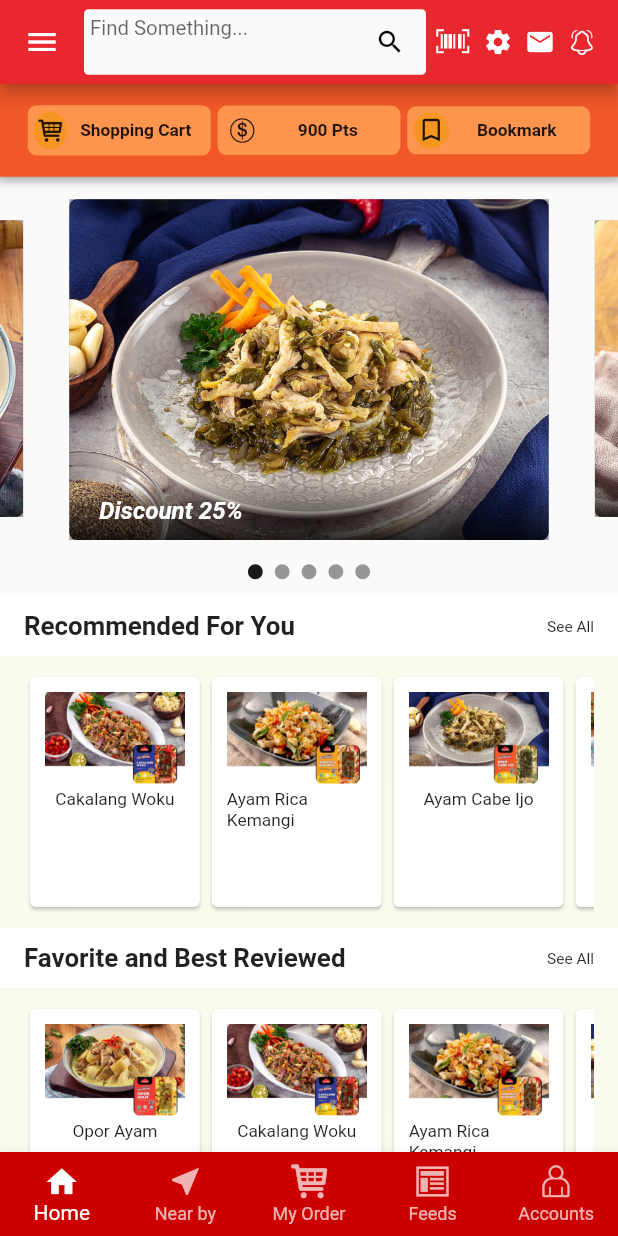
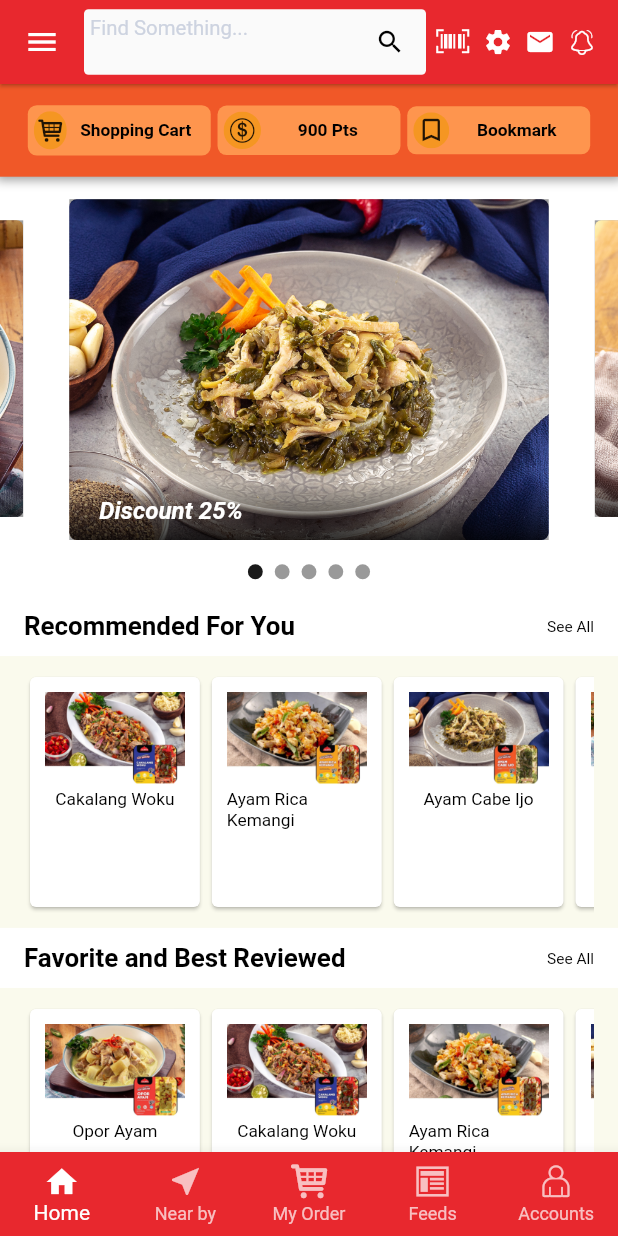
Before and after one commit to blackthinker12/laukita-mobile, a Flutter app: the screen it shows after launch, on a phone screen of 412 x 824 dp. Run offline on Flutter 3.47's test engine with Material 2 defaults, Android fonts, the phone set to English and light mode, and no system bars; drawn by our look-alikes of carousel_slider; our stand-ins replace cached_network_image, expandable, flutter_map, flutter_rating_bar, flutter_spinkit, latlong and 2 more; missing offline and left inert: flutter_barcode_scanner, flutter_cupertino_date_picker, searchable_dropdown.

Commit message:
clean up the code

```diff
--- a/lib/main.dart
+++ b/lib/main.dart
@@ -1,3 +1,4 @@
+import 'package:Laukita/shared/shared.dart';
 import 'package:flutter/material.dart';
 import 'package:flutter/services.dart';
 
@@ -16,12 +17,7 @@ class MyApp extends StatelessWidget {
 
     return MaterialApp(
       title: 'Laukita',
-      theme: ThemeData(
-        //primaryColor: Theme.of(context).primaryColor,
-        primaryColor: Color(0xFFe8282e),
-        primaryColorLight: Color(0xFFF05828),
-        accentColor: Color(0xFFFE954E)
-      ),
+      theme: appTheme(),
       debugShowCheckedModeBanner: false,
       home: MainPage(),
       routes: {
--- a/lib/shared/shared.dart
+++ b/lib/shared/shared.dart
@@ -1,4 +1,5 @@
-import 'package:flutter/widgets.dart';
+
+import 'package:flutter/material.dart';
 import 'package:intl/intl.dart';
 
 part 'theme.dart';
--- a/lib/shared/theme.dart
+++ b/lib/shared/theme.dart
@@ -1,7 +1,83 @@
 part of 'shared.dart';
 
-const Color greenColor = Color(0xFF1EA64C);
-const Color redColor = Color(0xFF9E0505);
+const Color greenButtonColor = Color(0xFF1EA64C);
+const Color redButtonColor = Color(0xFF9E0505);
+const Color orangeButtonColor = Color(0xFFF59622);
+const Color redMenuContainerColor = Color(0xFFD13536);
+const Color redMenuTextColor = Color(0xFF9E0505);
+const Color yellowContainer = Color(0xffFBFBEF);
+const Color blueButtonColor = Color(0xFF13A7DB);
+const Color containerTitleProductDetail = Color(0xFF900A09);
+const Color whiteContainer = Color(0xFFFAFAFA);
+const Color purpleButtonColor = Color(0xFFCC1A7A);
+
+const int cardColorInt = 0xFFfafaed;
+const int containerRedColorInt = 0xFFcc0001;
+
+const Color primaryColor = Color(0xFFe8282e);
+const Color primaryColorLight = Color(0xFFF05828);
+const Color accentColor = Color(0xFFFE954E);
+
+ThemeData textBoxTheme() {
+  return ThemeData(
+    primaryColor: Color(0xFFff973f),
+    primaryColorDark: Color(0xFFF05828),
+  );
+}
+
+ThemeData appTheme() {
+  return ThemeData(
+    appBarTheme: AppBarTheme(
+      color: primaryColor,
+      elevation: 1,
+    ),
+    primaryColor: primaryColor,
+    primaryColorLight: primaryColorLight,
+    accentColor: accentColor,
+    hintColor: Color(0xffcdd3e0),
+    dividerColor: Colors.grey[100],
+    buttonColor: primaryColor,
+    scaffoldBackgroundColor: Colors.white,
+    textTheme: TextTheme(
+      bodyText2: TextStyle(
+        fontSize: 14,
+        color: Colors.black,
+      ),
+      subtitle2: TextStyle(
+        fontSize: 10,
+        fontWeight: FontWeight.w700,
+        color: Colors.grey[600],
+      ),
+      caption: TextStyle(
+        fontSize: 12,
+      ),
+      headline1: TextStyle(
+        fontSize: 20,
+        fontWeight: FontWeight.w800,
+        color: Colors.black,
+      ),
+      headline2: TextStyle(
+        fontSize: 20,
+        fontWeight: FontWeight.w700,
+        color: Colors.black,
+      ),
+      headline3: TextStyle(
+        fontSize: 16,
+        fontWeight: FontWeight.w500,
+        color: Colors.black,
+      ),
+      button: TextStyle(
+        fontSize: 14,
+        color: Colors.white,
+        fontWeight: FontWeight.w700,
+      ),
+    ),
+    dividerTheme: DividerThemeData(
+      color: Colors.grey[100],
+      thickness: 1,
+    ),
+  );
+}
 
 class SizeConfig {
   // set width, height & fontSize of all elements in the application, size icon
--- a/lib/ui/pages/email_verification_page.dart
+++ b/lib/ui/pages/email_verification_page.dart
@@ -108,7 +108,7 @@ class _EmailVerificationPageState extends State<EmailVerificationPage> {
                       alignment: Alignment.centerRight,
                       child: rPreferredSizeButton(
                         BoxDecoration(
-                          color: redColor,
+                          color: redButtonColor,
                           borderRadius: BorderRadius.circular(6.0),
                         ),
                         SizeConfig.safeBlockHorizontal * 1.21,
@@ -160,7 +160,7 @@ class _EmailVerificationPageState extends State<EmailVerificationPage> {
                       children: [
                         rPreferredSizeButton(
                           BoxDecoration(
-                            color: greenColor,
+                            color: greenButtonColor,
                             borderRadius: BorderRadius.circular(6.0),
                           ),
                           SizeConfig.safeBlockHorizontal * 1.21,
@@ -176,7 +176,7 @@ class _EmailVerificationPageState extends State<EmailVerificationPage> {
                         ),
                         rPreferredSizeButton(
                           BoxDecoration(
-                            color: greenColor,
+                            color: greenButtonColor,
                             borderRadius: BorderRadius.circular(6.0),
                           ),
                           SizeConfig.safeBlockHorizontal * 1.21,
--- a/lib/ui/pages/home_page.dart
+++ b/lib/ui/pages/home_page.dart
@@ -40,7 +40,7 @@ class _HomePageState extends State<HomePage> {
                   <Widget>[
                     rButtonWithCircleIcon(
                       Material(
-                        color: Color(0xFFF59622),
+                        color: orangeButtonColor,
                         child: Container(
                           margin: EdgeInsets.symmetric(vertical: 1.8),
                           child: Padding(
@@ -67,7 +67,7 @@ class _HomePageState extends State<HomePage> {
                     ),
                     rButtonWithCircleIcon(
                       Material(
-                        color: Color(0xFFFE954E),
+                        color: orangeButtonColor,
                         child: Padding(
                           padding: const EdgeInsets.all(1.5),
                           child: Icon(
@@ -91,7 +91,7 @@ class _HomePageState extends State<HomePage> {
                     ),
                     rButtonWithCircleIcon(
                       Material(
-                        color: Color(0xFFF59622),
+                        color: orangeButtonColor,
                         child: Padding(
                           padding: EdgeInsets.all(2.0),
                           child: Icon(
@@ -164,7 +164,7 @@ class _HomePageState extends State<HomePage> {
                 containerList(
                   cardList(
                     SizeConfig.safeBlockVertical * 22,
-                    0xFFfafaed,
+                    cardColorInt,
                     <Widget> [
                       productCard(
                         () => Navigator.pushNamed(context, '/product_detail'),
@@ -211,7 +211,7 @@ class _HomePageState extends State<HomePage> {
                 containerList(
                   cardList(
                     SizeConfig.safeBlockVertical * 22,
-                    0xFFfafaed,
+                    cardColorInt,
                     <Widget> [
                       productCard(
                         () => Navigator.pushNamed(context, '/product_detail'),
--- a/lib/ui/pages/main_page.dart
+++ b/lib/ui/pages/main_page.dart
@@ -104,7 +104,7 @@ class _MainPageState extends State<MainPage> {
         child: Container(
           width: double.infinity,
           decoration: BoxDecoration(
-            color: Color(0xFFD13536),
+            color: redMenuContainerColor,
           ),
           child: SafeArea(
             child: Column(
@@ -247,14 +247,14 @@ class _MainPageState extends State<MainPage> {
                         TextStyle(
                           fontSize: SizeConfig.safeBlockHorizontal * 2.8,
                           fontWeight: FontWeight.bold,
-                          color: Color(0xFF9E0505)
+                          color: redMenuTextColor
                         ),
                         SizeConfig.safeBlockHorizontal * 2.2,
                         null,
                         iconButton: Icon(
                           Icons.exit_to_app,
                           size: 15,
-                          color: Color(0xFF9E0505),
+                          color: redMenuTextColor
                         ),
                         widthButton: SizeConfig.safeBlockHorizontal * 29.197,
                       )
@@ -268,7 +268,7 @@ class _MainPageState extends State<MainPage> {
       ),
       bottomNavigationBar: Theme(
         data: Theme.of(context).copyWith(
-          canvasColor: Color(0xFFcc0001),
+          canvasColor: primaryColor,
         ),
         child: BottomNavigationBar(
           selectedItemColor: Colors.white,
--- a/lib/ui/pages/order_payment_page.dart
+++ b/lib/ui/pages/order_payment_page.dart
@@ -52,7 +52,7 @@ class _OrderPaymentPageState extends State<OrderPaymentPage> {
                 Container(
                   decoration: BoxDecoration(
                     borderRadius: BorderRadius.circular(6.0),
-                    color: Color(0xffFBFBEF),
+                    color: yellowContainer
                   ),
                   height: 170,
                   child: Column(
@@ -222,7 +222,7 @@ class _OrderPaymentPageState extends State<OrderPaymentPage> {
                 ),
                 rButton(
                   BoxDecoration(
-                    color: Color(0xFF9E0505),
+                    color: redButtonColor,
                     borderRadius: BorderRadius.circular(6.0),
                   ),
                   SizeConfig.safeBlockHorizontal * 1.21,
--- a/lib/ui/pages/product_detail_page.dart
+++ b/lib/ui/pages/product_detail_page.dart
@@ -235,7 +235,7 @@ class _ProductDetailPageState extends State<ProductDetailPage> {
                                 height: SizeConfig.safeBlockVertical * 6.46,
                                 padding: EdgeInsets.only(left: 15.0),
                                 decoration: BoxDecoration(
-                                  color: Color(0xFF900A09)
+                                  color: containerTitleProductDetail
                                 ),
                                 child: Row(
                                   mainAxisAlignment: MainAxisAlignment.spaceBetween,
@@ -689,7 +689,7 @@ class _ProductDetailPageState extends State<ProductDetailPage> {
               ),
               rButton(
                 BoxDecoration(
-                  color: Color(0xFF9E0505),
+                  color: redButtonColor,
                   borderRadius: BorderRadius.circular(6.0),
                 ),
                 SizeConfig.safeBlockHorizontal * 1.21,
@@ -709,7 +709,7 @@ class _ProductDetailPageState extends State<ProductDetailPage> {
               ),
             ],
             mainAxisAlignment: MainAxisAlignment.spaceBetween,
-            color: 0xFFcc0001,
+            color: containerRedColorInt,
             padding: EdgeInsets.symmetric(horizontal: paddingBottomAction)
           )
         ],
--- a/lib/ui/widget/appbar.dart
+++ b/lib/ui/widget/appbar.dart
@@ -12,7 +12,7 @@ AppBar appBarWithSearch(
       margin: const EdgeInsets.only(right: 2.0),
       alignment: Alignment.centerLeft,
       decoration: BoxDecoration(
-        color: Color(0xFFFAFAFA),
+        color: whiteContainer,
         borderRadius: BorderRadius.circular(3.0),
       ),
       height: heightTextBox,
--- a/lib/ui/widget/widgets.dart
+++ b/lib/ui/widget/widgets.dart
@@ -1,3 +1,4 @@
+import 'package:Laukita/shared/shared.dart';
 import 'package:flutter/material.dart';
 
 part 'appbar.dart';
```
Also changed, not shown: lib/ui/pages/login_page.dart (+3 -9 lines), lib/ui/pages/registration_page.dart (+8 -20 lines), lib/ui/pages/shipment_form_page.dart (+5 -5 lines), lib/ui/pages/upgrade_account_page.dart (+4 -10 lines).
